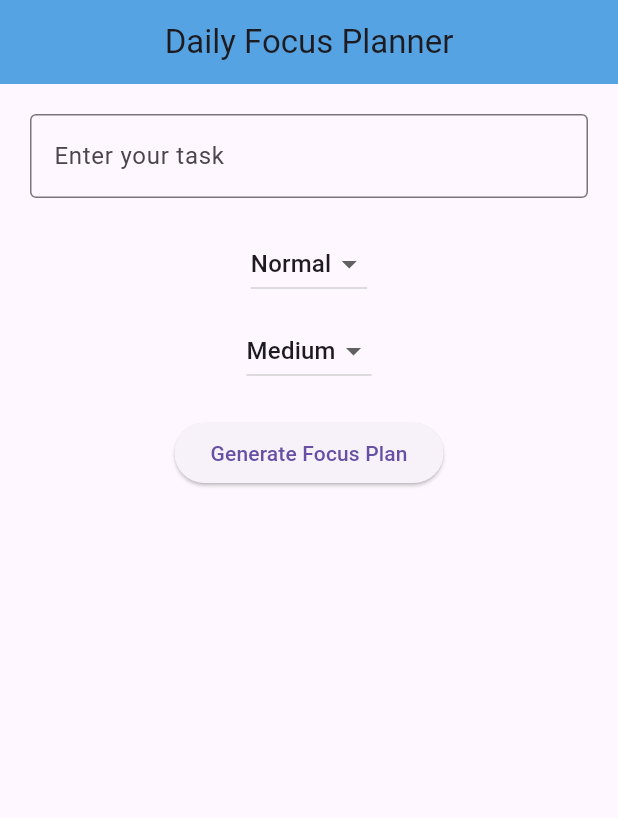
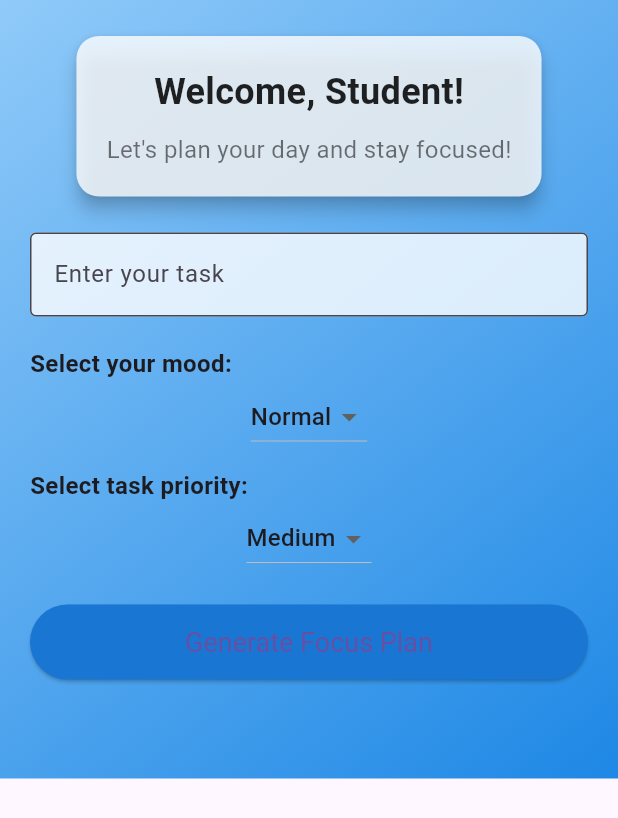
Before and after one commit to SarahCoeds/Mobile-Applications-Project, a Flutter app: the screen it shows after launch, on a phone screen of 412 x 824 dp. Shown: the top 818 px of the screen. Run offline on Flutter 3.47's test engine with Material 3 defaults, Android fonts, the phone set to English and light mode, and no system bars.

Commit message:
improved on design and added labels to drop downs as well as a welcome banner

```diff
--- a/lib/main.dart
+++ b/lib/main.dart
@@ -21,31 +21,89 @@ class _HomePageState extends State<HomePage> {
   String mood = "Normal";
   String priority = "Medium";
   String result = "";
+  String userName = "Student"; // For welcome message
 
   @override
   Widget build(BuildContext context) {
     return Scaffold(
-      appBar: AppBar(
-        title: Text('Daily Focus Planner'),
-        centerTitle: true,
-        backgroundColor: const Color.fromARGB(255, 85, 163, 226),
+      // Gradient background
+      body: Container(
+        decoration: BoxDecoration(
+          gradient: LinearGradient(
+            colors: [Colors.blue.shade200, Colors.blue.shade600],
+            begin: Alignment.topLeft,
+            end: Alignment.bottomRight,
           ),
-      body: Padding(
+        ),
+        child: SafeArea(
+          child: SingleChildScrollView(
+            child: Padding(
               padding: const EdgeInsets.all(20.0),
               child: Column(
                 children: [
+                  // Welcome card
+                  Card(
+                    elevation: 5,
+                    shape: RoundedRectangleBorder(
+                      borderRadius: BorderRadius.circular(15),
+                    ),
+                    color: Colors.white.withOpacity(0.8),
+                    child: Padding(
+                      padding: const EdgeInsets.all(20.0),
+                      child: Column(
+                        children: [
+                          Text(
+                            "Welcome, $userName!",
+                            style: TextStyle(
+                              fontSize: 24,
+                              fontWeight: FontWeight.bold,
+                              color: Colors.black87,
+                            ),
+                          ),
+                          SizedBox(height: 10),
+                          Text(
+                            "Let's plan your day and stay focused!",
+                            style: TextStyle(
+                              fontSize: 16,
+                              color: Colors.black54,
+                            ),
+                          ),
+                        ],
+                      ),
+                    ),
+                  ),
+
+                  SizedBox(height: 20),
+
+                  // Task input
                   TextField(
                     controller: taskController,
                     decoration: InputDecoration(
                       labelText: 'Enter your task',
                       border: OutlineInputBorder(),
+                      filled: true,
+                      fillColor: Colors.white.withOpacity(0.8),
                     ),
                   ),
 
                   SizedBox(height: 20),
+
+                  // Mood label + dropdown
+                  Align(
+                    alignment: Alignment.centerLeft,
+                    child: Text(
+                      "Select your mood:",
+                      style: TextStyle(
+                        fontSize: 16,
+                        fontWeight: FontWeight.bold,
+                      ),
+                    ),
+                  ),
                   DropdownButton<String>(
                     value: mood,
-              items: <String>['Low', 'Normal', 'High'].map((String value) {
+                    items: <String>['Low', 'Normal', 'High'].map((
+                      String value,
+                    ) {
                       return DropdownMenuItem(value: value, child: Text(value));
                     }).toList(),
                     onChanged: (newValue) {
@@ -54,7 +112,20 @@ class _HomePageState extends State<HomePage> {
                       });
                     },
                   ),
+
                   SizedBox(height: 10),
+
+                  // Priority label + dropdown
+                  Align(
+                    alignment: Alignment.centerLeft,
+                    child: Text(
+                      "Select task priority:",
+                      style: TextStyle(
+                        fontSize: 16,
+                        fontWeight: FontWeight.bold,
+                      ),
+                    ),
+                  ),
                   DropdownButton<String>(
                     value: priority,
                     items: ['Low', 'Medium', 'High'].map((String value) {
@@ -66,6 +137,7 @@ class _HomePageState extends State<HomePage> {
                       });
                     },
                   ),
+
                   SizedBox(height: 20),
 
                   ElevatedButton(
@@ -75,30 +147,48 @@ class _HomePageState extends State<HomePage> {
                       });
                     },
                     child: Text('Generate Focus Plan'),
+                    style: ElevatedButton.styleFrom(
+                      minimumSize: Size(double.infinity, 50),
+                      textStyle: TextStyle(fontSize: 18),
+                      backgroundColor: Colors
+                          .blue
+                          .shade700, // <-- use backgroundColor instead of primary
+                    ),
                   ),
 
                   SizedBox(height: 20),
+
+                  // Result text
                   Text(
                     result,
-              style: TextStyle(fontSize: 18, fontWeight: FontWeight.bold),
+                    style: TextStyle(
+                      fontSize: 18,
+                      fontWeight: FontWeight.bold,
+                      color: Colors.white,
+                    ),
                     textAlign: TextAlign.center,
                   ),
                 ],
               ),
             ),
+          ),
+        ),
+      ),
     );
   }
 
+  // Generate focus message
   String generateMessage() {
     String task = taskController.text;
 
     if (task.isEmpty) {
-      return "Please enter a task fitst.";
+      return "Please enter a task first.";
     }
 
     if (mood == "Low" && priority == "High") {
       return "Take a deep breath. Work slowly and focus only on $task";
     }
+
     if (mood == "High" && priority == "Low") {
       return "Your mood is ideal to start working on $task";
     }
```
Lines whose indentation alone changed are shown as unchanged.
